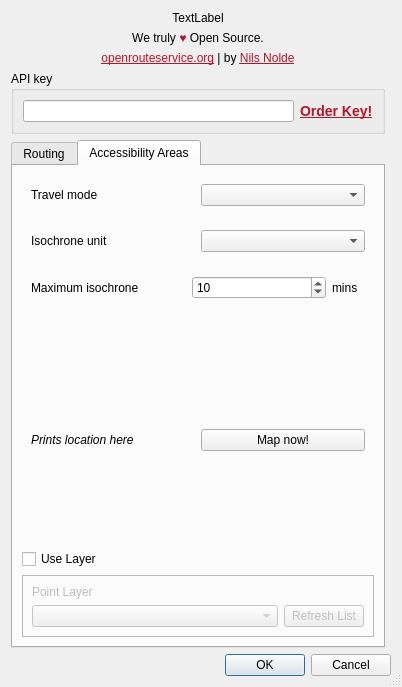
First picture: the form in osm_tools_dialog_base.ui, repository GIScience/orstools-qgis-plugin, before the edit.
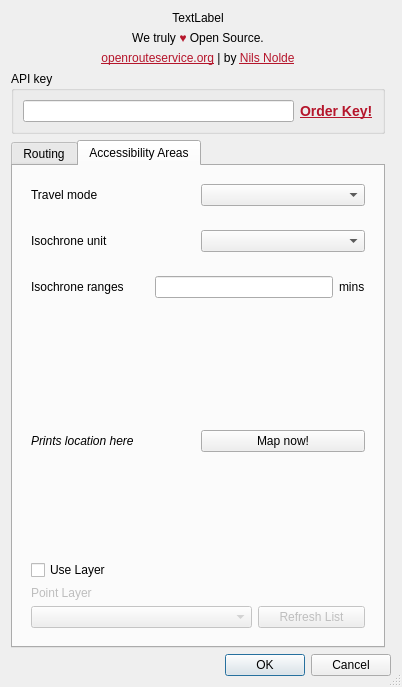
Second picture: the form after the edit. The open tabs and pages were chosen to show the change.

Commit message: added geocoding and isochrones

What changed in the file:
```diff
--- a/osm_tools_dialog_base.ui
+++ b/osm_tools_dialog_base.ui
@@ -548,7 +548,7 @@
       <attribute name="title">
        <string>Accessibility Areas</string>
       </attribute>
-      <layout class="QVBoxLayout" name="verticalLayout" stretch="0,0,0,0,3,0,0">
+      <layout class="QVBoxLayout" name="verticalLayout" stretch="0,0,0,0,3,0">
        <item>
         <widget class="QWidget" name="widget_4" native="true">
          <layout class="QHBoxLayout" name="horizontalLayout_5">
@@ -598,16 +598,9 @@
        </item>
        <item>
         <widget class="QWidget" name="widget_6" native="true">
-         <layout class="QGridLayout" name="gridLayout_3" columnstretch="14,12,3">
+         <layout class="QGridLayout" name="gridLayout_3" columnstretch="10,15,0">
           <item row="0" column="1">
-           <widget class="QDoubleSpinBox" name="iso_max">
-            <property name="decimals">
-             <number>0</number>
-            </property>
-            <property name="value">
-             <double>10.000000000000000</double>
-            </property>
-           </widget>
+           <widget class="QLineEdit" name="access_range"/>
           </item>
           <item row="0" column="2">
            <widget class="QLabel" name="unit_label">
@@ -628,7 +621,7 @@
              <string>&lt;html&gt;&lt;head/&gt;&lt;body&gt;&lt;p&gt;Maximum accessibility distance in minutes&lt;/p&gt;&lt;/body&gt;&lt;/html&gt;</string>
             </property>
             <property name="text">
-             <string>Maximum isochrone</string>
+             <string>Isochrone ranges</string>
             </property>
            </widget>
           </item>
@@ -1087,43 +1080,40 @@
         </widget>
        </item>
        <item>
-        <widget class="QCheckBox" name="use_layer">
-         <property name="text">
-          <string>Use Layer</string>
-         </property>
-        </widget>
-       </item>
-       <item>
-        <widget class="QFrame" name="frame_2">
-         <property name="enabled">
-          <bool>false</bool>
-         </property>
-         <property name="frameShape">
-          <enum>QFrame::StyledPanel</enum>
-         </property>
-         <property name="frameShadow">
-          <enum>QFrame::Raised</enum>
-         </property>
-         <layout class="QGridLayout" name="gridLayout_7" columnstretch="3,0">
-          <item row="0" column="0">
+        <widget class="QWidget" name="widget_12" native="true">
+         <layout class="QGridLayout" name="gridLayout_14">
+          <item row="3" column="2">
+           <widget class="QPushButton" name="access_layer_refresh">
+            <property name="enabled">
+             <bool>false</bool>
+            </property>
+            <property name="text">
+             <string>Refresh List</string>
+            </property>
+           </widget>
+          </item>
+          <item row="1" column="0" colspan="2">
            <widget class="QLabel" name="label">
+            <property name="enabled">
+             <bool>false</bool>
+            </property>
             <property name="text">
              <string>Point Layer</string>
             </property>
            </widget>
           </item>
-          <item row="1" column="1">
-           <widget class="QPushButton" name="layer_iso_refresh">
-            <property name="enabled">
-             <bool>false</bool>
-            </property>
+          <item row="0" column="0">
+           <widget class="QCheckBox" name="access_layer_check">
             <property name="text">
-             <string>Refresh List</string>
+             <string>Use Layer</string>
             </property>
            </widget>
           </item>
-          <item row="1" column="0">
-           <widget class="QComboBox" name="layer">
+          <item row="3" column="0" colspan="2">
+           <widget class="QComboBox" name="access_layer_combo">
+            <property name="enabled">
+             <bool>false</bool>
+            </property>
             <property name="toolTip">
              <string>Input Layer must be of type 'Point' and in EPSG:4326</string>
             </property>
```
Left out of the diff: 9 changed lines with no effect on the pictures. The commit also changes 5 other files.
